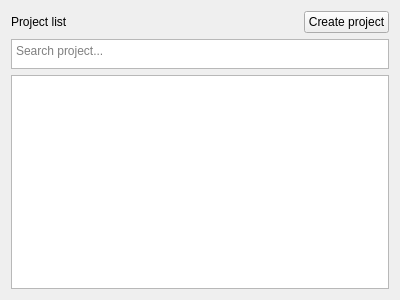
Before: the Qt Designer form task-tracker-frontend/ProjectsList.ui in Unkorunk/task-tracker, drawn with Qt 5.
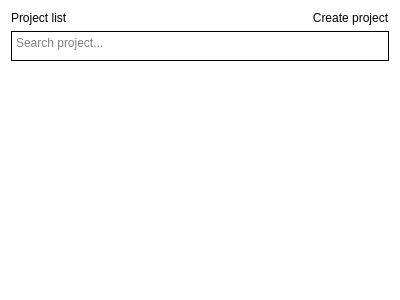
After: the same form once the commit is applied.

Commit message: add icons to nav bar and change back color

What changed in the file:
```diff
--- a/task-tracker-frontend/ProjectsList.ui
+++ b/task-tracker-frontend/ProjectsList.ui
@@ -13,6 +13,11 @@
   <property name="windowTitle">
    <string>Form</string>
   </property>
+  <property name="styleSheet">
+   <string notr="true">background-color: rgb(255, 255, 255);
+border-radius: 4px;
+border: none;</string>
+  </property>
   <layout class="QVBoxLayout" name="verticalLayout">
    <item>
     <layout class="QHBoxLayout" name="horizontalLayout">
@@ -58,6 +63,10 @@
        <height>0</height>
       </size>
      </property>
+     <property name="styleSheet">
+      <string notr="true">border-radius: 0px;
+border: 1px solid black;</string>
+     </property>
      <property name="placeholderText">
       <string>Search project...</string>
      </property>
```
The commit also changes 3 other files.
